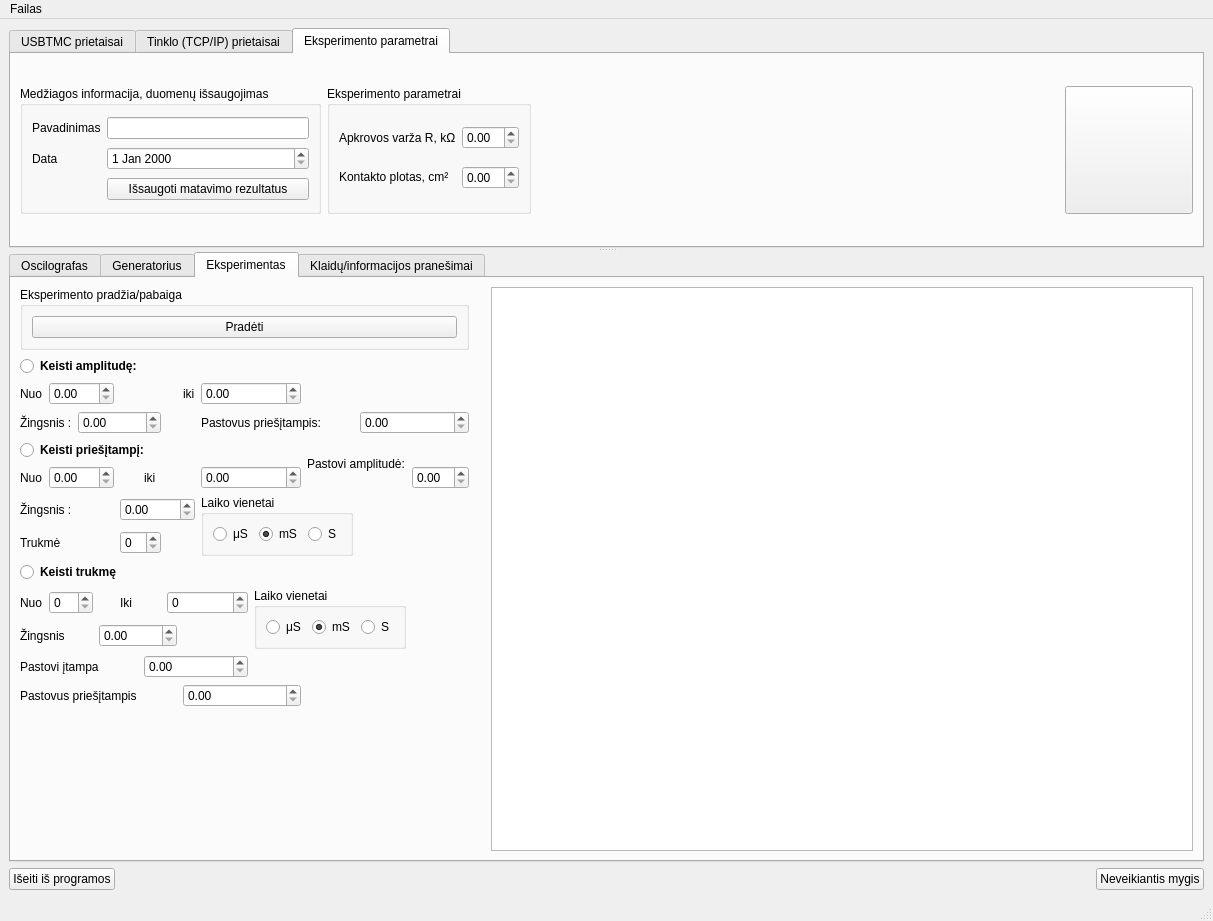
userIsTaken/TryUSB, file UIfiles/GUIThread.ui: the form before one commit.
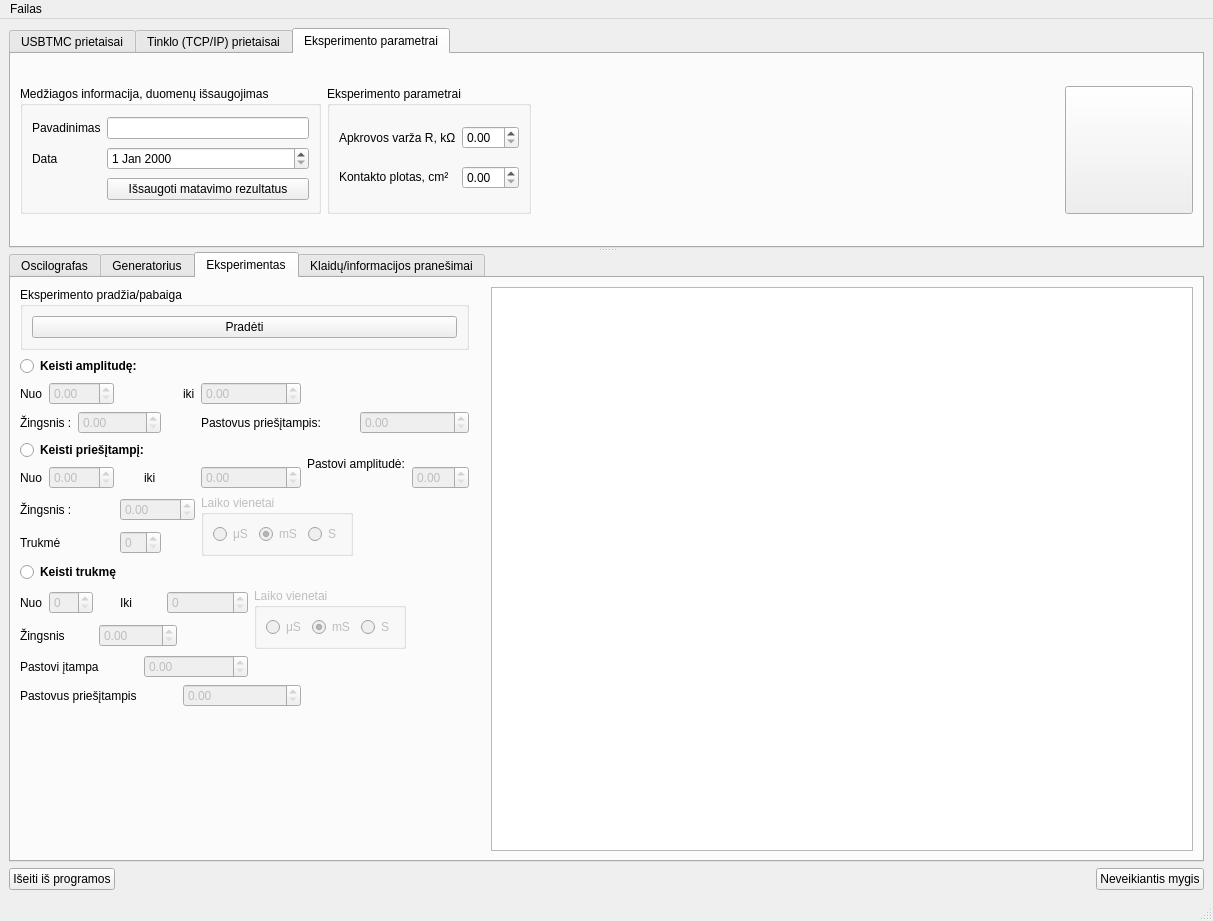
The form after the commit. Icons and pictures are not drawn. Custom widgets are drawn as their Qt base class.

What changed in the file:
```diff
--- a/UIfiles/GUIThread.ui
+++ b/UIfiles/GUIThread.ui
@@ -1193,7 +1193,11 @@
             </widget>
            </item>
            <item row="1" column="1" colspan="3">
-            <widget class="QDoubleSpinBox" name="startAplitudeSweepBox"/>
+            <widget class="QDoubleSpinBox" name="startAmplitudeSweepBox">
+             <property name="enabled">
+              <bool>false</bool>
+             </property>
+            </widget>
            </item>
            <item row="1" column="7">
             <widget class="QLabel" name="label_9">
@@ -1203,7 +1207,11 @@
             </widget>
            </item>
            <item row="1" column="8" colspan="2">
-            <widget class="QDoubleSpinBox" name="stopAplitudeSweepBox"/>
+            <widget class="QDoubleSpinBox" name="stopAmplitudeSweepBox">
+             <property name="enabled">
+              <bool>false</bool>
+             </property>
+            </widget>
            </item>
            <item row="2" column="0" colspan="2">
             <widget class="QLabel" name="label_11">
@@ -1213,7 +1221,11 @@
             </widget>
            </item>
            <item row="2" column="2" colspan="4">
-            <widget class="QDoubleSpinBox" name="stepForAmplitudeSweepBox"/>
+            <widget class="QDoubleSpinBox" name="stepForAmplitudeSweepBox">
+             <property name="enabled">
+              <bool>false</bool>
+             </property>
+            </widget>
            </item>
            <item row="2" column="8" colspan="3">
             <widget class="QLabel" name="label_13">
@@ -1226,7 +1238,11 @@
             </widget>
            </item>
            <item row="2" column="11" colspan="2">
-            <widget class="QDoubleSpinBox" name="fixedOffsetBox"/>
+            <widget class="QDoubleSpinBox" name="fixedOffsetBox">
+             <property name="enabled">
+              <bool>false</bool>
+             </property>
+            </widget>
            </item>
            <item row="3" column="0" colspan="7">
             <widget class="QRadioButton" name="sweepOffsetRadioButton">
@@ -1265,7 +1281,11 @@
             </widget>
            </item>
            <item row="4" column="1" colspan="3">
-            <widget class="QDoubleSpinBox" name="startOffsetSweepBox"/>
+            <widget class="QDoubleSpinBox" name="startOffsetSweepBox">
+             <property name="enabled">
+              <bool>false</bool>
+             </property>
+            </widget>
            </item>
            <item row="4" column="5" colspan="2">
             <widget class="QLabel" name="label_15">
@@ -1275,10 +1295,18 @@
             </widget>
            </item>
            <item row="4" column="8" colspan="2">
-            <widget class="QDoubleSpinBox" name="stopOffsetSweepBox"/>
+            <widget class="QDoubleSpinBox" name="stopOffsetSweepBox">
+             <property name="enabled">
+              <bool>false</bool>
+             </property>
+            </widget>
            </item>
            <item row="4" column="12">
-            <widget class="QDoubleSpinBox" name="fixedAmplitudeBox"/>
+            <widget class="QDoubleSpinBox" name="fixedAmplitudeBox">
+             <property name="enabled">
+              <bool>false</bool>
+             </property>
+            </widget>
            </item>
            <item row="5" column="0" colspan="2">
             <widget class="QLabel" name="label_19">
@@ -1288,10 +1316,17 @@
             </widget>
            </item>
            <item row="5" column="4" colspan="4">
-            <widget class="QDoubleSpinBox" name="stepForOffsetSweep"/>
+            <widget class="QDoubleSpinBox" name="stepForOffsetSweep">
+             <property name="enabled">
+              <bool>false</bool>
+             </property>
+            </widget>
            </item>
            <item row="5" column="8" rowspan="2" colspan="3">
-            <widget class="QGroupBox" name="groupBox_9">
+            <widget class="QGroupBox" name="groupBoxForSweepAO">
+             <property name="enabled">
+              <bool>false</bool>
+             </property>
              <property name="sizePolicy">
               <sizepolicy hsizetype="Fixed" vsizetype="Fixed">
                <horstretch>0</horstretch>
@@ -1337,7 +1372,11 @@
             </widget>
            </item>
            <item row="6" column="4" colspan="2">
-            <widget class="QSpinBox" name="timeForAmplOffsSweepBox"/>
+            <widget class="QSpinBox" name="timeForAmplOffsSweepBox">
+             <property name="enabled">
+              <bool>false</bool>
+             </property>
+            </widget>
            </item>
            <item row="7" column="0" colspan="5">
             <widget class="QRadioButton" name="sweepTimeRadioButton">
@@ -1366,7 +1405,11 @@
             </widget>
            </item>
            <item row="8" column="1" colspan="2">
-            <widget class="QSpinBox" name="startTimeSweepBox"/>
+            <widget class="QSpinBox" name="startTimeSweepBox">
+             <property name="enabled">
+              <bool>false</bool>
+             </property>
+            </widget>
            </item>
            <item row="8" column="4">
             <widget class="QLabel" name="label_24">
@@ -1376,10 +1419,17 @@
             </widget>
            </item>
            <item row="8" column="6" colspan="3">
-            <widget class="QSpinBox" name="stopTimeSweepBox"/>
+            <widget class="QSpinBox" name="stopTimeSweepBox">
+             <property name="enabled">
+              <bool>false</bool>
+             </property>
+            </widget>
            </item>
            <item row="8" column="9" rowspan="2" colspan="3">
-            <widget class="QGroupBox" name="groupBox_6">
+            <widget class="QGroupBox" name="groupBoxForSwepTime">
+             <property name="enabled">
+              <bool>false</bool>
+             </property>
              <property name="sizePolicy">
               <sizepolicy hsizetype="Fixed" vsizetype="Fixed">
                <horstretch>0</horstretch>
@@ -1425,7 +1475,11 @@
             </widget>
            </item>
            <item row="9" column="3" colspan="4">
-            <widget class="QDoubleSpinBox" name="stepForTimeSweepBox"/>
+            <widget class="QDoubleSpinBox" name="stepForTimeSweepBox">
+             <property name="enabled">
+              <bool>false</bool>
+             </property>
+            </widget>
            </item>
            <item row="10" column="0" colspan="5">
             <widget class="QLabel" name="label_26">
@@ -1435,7 +1489,11 @@
             </widget>
            </item>
            <item row="10" column="5" colspan="4">
-            <widget class="QDoubleSpinBox" name="fixedAmplTimeSweepBox"/>
+            <widget class="QDoubleSpinBox" name="fixedAmplTimeSweepBox">
+             <property name="enabled">
+              <bool>false</bool>
+             </property>
+            </widget>
            </item>
            <item row="11" column="0" colspan="7">
             <widget class="QLabel" name="label_27">
@@ -1445,7 +1503,11 @@
             </widget>
            </item>
            <item row="11" column="7" colspan="3">
-            <widget class="QDoubleSpinBox" name="fixedOffsTimeSweepBox"/>
+            <widget class="QDoubleSpinBox" name="fixedOffsTimeSweepBox">
+             <property name="enabled">
+              <bool>false</bool>
+             </property>
+            </widget>
            </item>
           </layout>
          </item>
```
